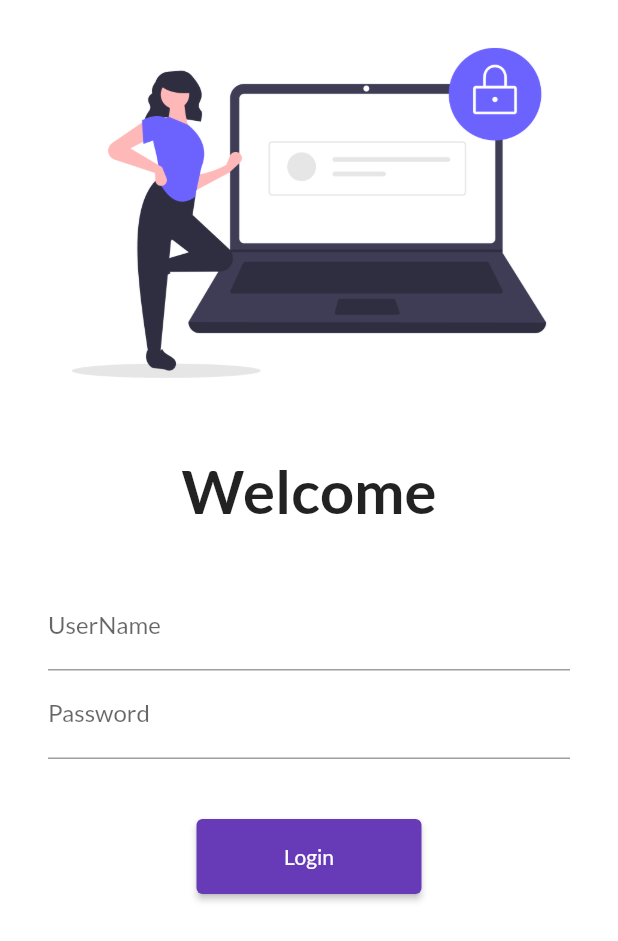
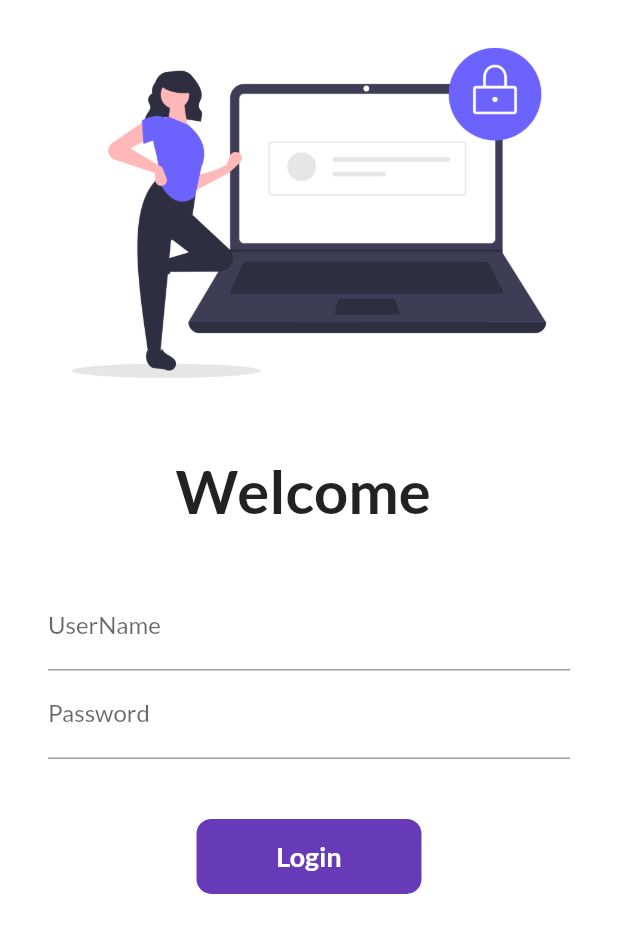
Before and after one commit to deep846/30_Days_of_Flutter, a Flutter app: the screen it shows after launch, on a phone screen of 412 x 824 dp. Shown: the top 941 px of the screen. Run offline on Flutter 3.47's test engine with Material 2 defaults, Android fonts, the phone set to English and light mode, and no system bars; our stand-ins replace google_fonts.

Commit message:
day 6 complete

```diff
--- a/lib/pages/login_page.dart
+++ b/lib/pages/login_page.dart
@@ -1,7 +1,15 @@
 import 'package:flutter/material.dart';
 import 'package:my_first_app/utils/routes.dart';
 
-class LoginPage extends StatelessWidget {
+class LoginPage extends StatefulWidget {
+  @override
+  _LoginPageState createState() => _LoginPageState();
+}
+
+String name = "";
+bool pressed = false;
+
+class _LoginPageState extends State<LoginPage> {
   @override
   Widget build(BuildContext context) {
     return Material(
@@ -19,7 +27,7 @@ class LoginPage extends StatelessWidget {
               height: 20,
             ),
             Text(
-              "Welcome",
+              "Welcome $name",
               style: TextStyle(
                 //fontStyle: ,
                 fontSize: 40,
@@ -34,10 +42,16 @@ class LoginPage extends StatelessWidget {
                   const EdgeInsets.symmetric(vertical: 16.0, horizontal: 32.0),
               child: Column(
                 children: [
-                  TextFormField(
-                    decoration: InputDecoration(
-                      hintText: "Enter UserName",
-                      labelText: "UserName",
+                  Center(
+                    child: TextFormField(
+                      decoration: InputDecoration(
+                        hintText: "Enter UserName",
+                        labelText: "UserName",
+                      ),
+                      onChanged: (value) {
+                        name = value;
+                        setState(() {});
+                      },
                     ),
                   ),
                   TextFormField(
@@ -50,17 +64,49 @@ class LoginPage extends StatelessWidget {
                   SizedBox(
                     height: 40.0,
                   ),
-                  ElevatedButton(
-                    style: TextButton.styleFrom(
-                        minimumSize: Size(150,
-                            50)), //construct a button with adjusting hight and width
-                    onPressed: () {
-                      print("Hi Deep");
+                  InkWell(
+                    onTap: () async {
+                      setState(() {
+                        pressed = true;
+                      });
+                      await Future.delayed(Duration(seconds: 1));
                       Navigator.pushNamed(context, MyRoutes.homeRoute);
                     },
-
-                    child: Text("Login"),
+                    child: AnimatedContainer(
+                      duration: Duration(seconds: 1),
+                      height: 50,
+                      width: pressed ? 50 : 150,
+                      alignment: Alignment.center,
+                      child: pressed
+                          ? Icon(
+                              Icons.done,
+                              color: Colors.white,
+                            )
+                          : Text(
+                              "Login",
+                              style: TextStyle(
+                                fontSize: 18,
+                                color: Colors.white,
+                                fontWeight: FontWeight.bold,
+                              ),
+                            ),
+                      decoration: BoxDecoration(
+                          color: Colors.deepPurple,
+                          // shape: pressed ? BoxShape.circle : BoxShape.rectangle,
+                          borderRadius:
+                              BorderRadius.circular(pressed ? 50 : 10)),
+                    ),
                   )
+                  // ElevatedButton(
+                  //   style: TextButton.styleFrom(
+                  //       minimumSize: Size(150,
+                  //           50)), //construct a button with adjusting hight and width
+                  //   onPressed: () {
+                  //     print("Hi Deep");
+                  //     Navigator.pushNamed(context, MyRoutes.homeRoute);
+                  //   },
+                  //   child: Text("Login"),
+                  // )
                 ],
               ),
             ),
```
